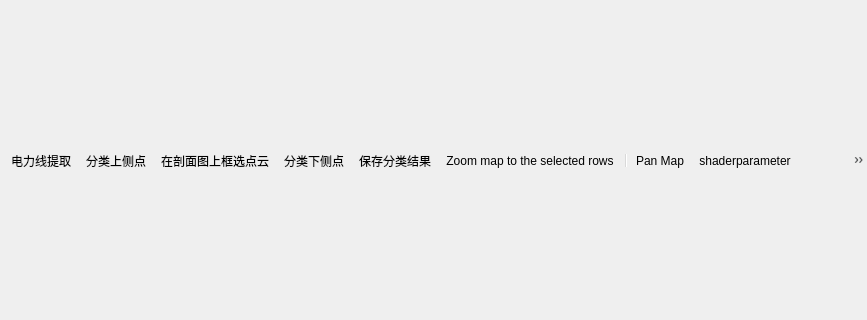
Qt form src/ui/qgsDLwindowdockwidgetbase.ui (qgis/QGIS) before a commit; both pictures show x 0 to 867 and y 213 to 533 of the 867 by 747 pixel window.
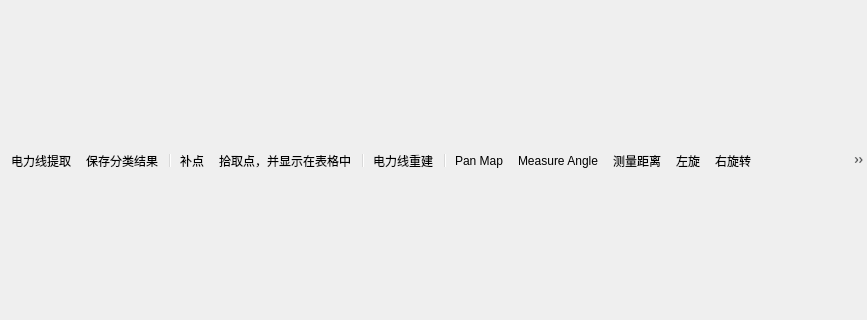
The same form after that commit. Icons and pictures are not drawn. Custom widgets are drawn as their Qt base class.

Patch:
```diff
--- a/src/ui/qgsDLwindowdockwidgetbase.ui
+++ b/src/ui/qgsDLwindowdockwidgetbase.ui
@@ -45,27 +45,20 @@
        <bool>false</bool>
       </property>
       <addaction name="action_tiqudianlixian"/>
-      <addaction name="m_drawlieonprofile"/>
-      <addaction name="m_selectiononprofile"/>
-      <addaction name="m_drawlieonprofile_2"/>
       <addaction name="mActionSaveEdits"/>
-      <addaction name="mActionViewInTable"/>
+      <addaction name="separator"/>
+      <addaction name="action_xiubudianlixian"/>
+      <addaction name="mActionPickPoints"/>
+      <addaction name="separator"/>
+      <addaction name="action_chongjiandianlixian"/>
       <addaction name="separator"/>
       <addaction name="mActionPan"/>
-      <addaction name="showshaderparameter"/>
       <addaction name="mActionMeasureAngle"/>
       <addaction name="mActionMeasureDistance"/>
       <addaction name="mActionTurnLeft"/>
       <addaction name="mActionTurnRight"/>
       <addaction name="actionmActionUpCenter"/>
       <addaction name="actionmActionDownCenter"/>
-      <addaction name="separator"/>
-      <addaction name="action_xiubudianlixian"/>
-      <addaction name="mActionPickPoints"/>
-      <addaction name="mActionBrush"/>
-      <addaction name="mActionSinglePointPen"/>
-      <addaction name="separator"/>
-      <addaction name="action_chongjiandianlixian"/>
      </widget>
     </item>
     <item>
@@ -73,33 +66,6 @@
     </item>
    </layout>
   </widget>
-  <action name="mActionSinglePointPen">
-   <property name="icon">
-    <iconset resource="../../images/images.qrc">
-     <normaloff>:/images/themes/default/cursors/mSampler.svg</normaloff>:/images/themes/default/cursors/mSampler.svg</iconset>
-   </property>
-   <property name="text">
-    <string>刻刀工具</string>
-   </property>
-   <property name="toolTip">
-    <string>刻刀工具</string>
-   </property>
-  </action>
-  <action name="mActionBrush">
-   <property name="icon">
-    <iconset resource="../../images/images.qrc">
-     <normaloff>:/images/themes/default/propertyicons/rendering.svg</normaloff>:/images/themes/default/propertyicons/rendering.svg</iconset>
-   </property>
-   <property name="text">
-    <string>刷子工具</string>
-   </property>
-   <property name="toolTip">
-    <string>刷子</string>
-   </property>
-   <property name="shortcut">
-    <string>Del</string>
-   </property>
-  </action>
   <action name="mActionPickPoints">
    <property name="icon">
     <iconset resource="../../images/images.qrc">
@@ -112,33 +78,6 @@
     <string>拾取点，并显示在表格中</string>
    </property>
   </action>
-  <action name="m_selectiononprofile">
-   <property name="icon">
-    <iconset resource="../../images/images.qrc">
-     <normaloff>:/images/cc/square.png</normaloff>:/images/cc/square.png</iconset>
-   </property>
-   <property name="text">
-    <string>在剖面图上框选点云</string>
-   </property>
-  </action>
-  <action name="m_drawlieonprofile">
-   <property name="icon">
-    <iconset resource="../../images/images.qrc">
-     <normaloff>:/images/themes/default/checks/MissingVertex.svg</normaloff>:/images/themes/default/checks/MissingVertex.svg</iconset>
-   </property>
-   <property name="text">
-    <string>分类上侧点</string>
-   </property>
-  </action>
-  <action name="m_drawlieonprofile_2">
-   <property name="icon">
-    <iconset resource="../../images/images.qrc">
-     <normaloff>:/images/themes/default/cadtools/perpendicular.svg</normaloff>:/images/themes/default/cadtools/perpendicular.svg</iconset>
-   </property>
-   <property name="text">
-    <string>分类下侧点</string>
-   </property>
-  </action>
   <action name="mActionSaveEdits">
    <property name="icon">
     <iconset resource="../../images/images.qrc">
@@ -151,39 +90,6 @@
     <string>保存分类结果</string>
    </property>
   </action>
-  <action name="mActionViewInTable">
-   <property name="icon">
-    <iconset resource="../../images/images.qrc">
-     <normaloff>:/images/themes/default/mActionOpenTable.svg</normaloff>:/images/themes/default/mActionOpenTable.svg</iconset>
-   </property>
-   <property name="text">
-    <string>Zoom map to the selected rows</string>
-   </property>
-   <property name="toolTip">
-    <string>Zoom map to the selected rows (Ctrl+J)</string>
-   </property>
-   <property name="shortcut">
-    <string>Ctrl+J</string>
-   </property>
-  </action>
-  <action name="showshaderparameter">
-   <property name="icon">
-    <iconset resource="../../images/images.qrc">
-     <normaloff>:/images/cc/ccGear.png</normaloff>:/images/cc/ccGear.png</iconset>
-   </property>
-   <property name="text">
-    <string>shaderparameter</string>
-   </property>
-  </action>
-  <action name="actionmAction_Z">
-   <property name="icon">
-    <iconset resource="../../images/images.qrc">
-     <normaloff>:/images/icons/z.png</normaloff>:/images/icons/z.png</iconset>
-   </property>
-   <property name="text">
-    <string>Assign_Z</string>
-   </property>
-  </action>
   <action name="mActionMeasureAngle">
    <property name="checkable">
     <bool>true</bool>
@@ -283,7 +189,7 @@
      <normaloff>:/images/north_arrows/gpsarrow2.svg</normaloff>:/images/north_arrows/gpsarrow2.svg</iconset>
    </property>
    <property name="text">
-    <string>模型离散化</string>
+    <string>补点</string>
    </property>
   </action>
  </widget>
```
